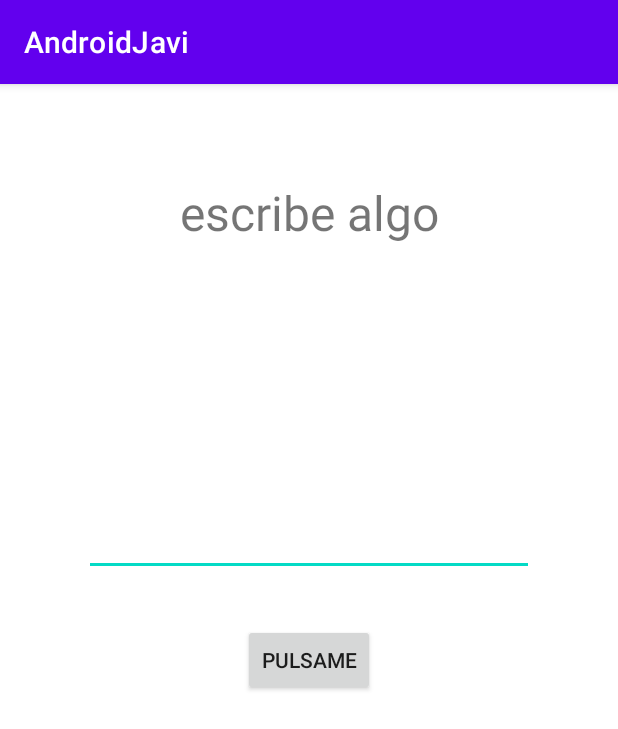
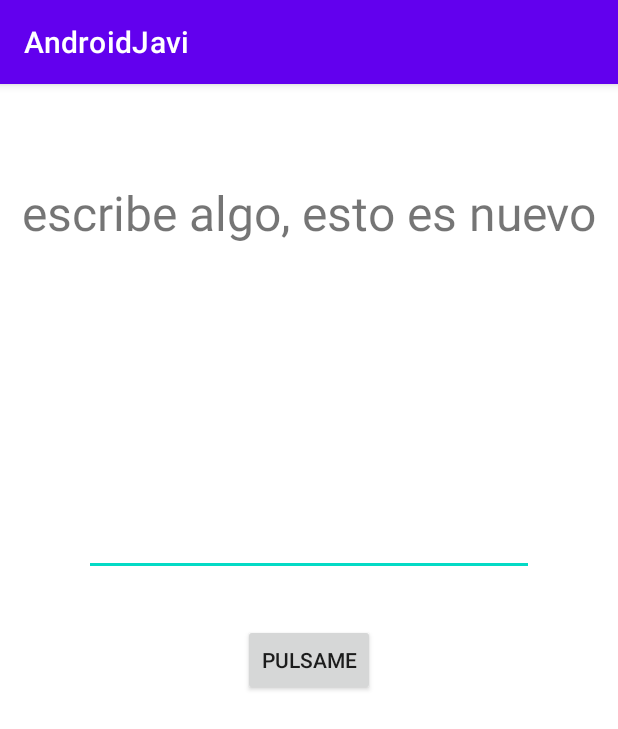
Before and after one commit to javier-manas/CUMN, an Android app: the screen it shows after launch (appPruebaActivity), on a phone screen of 412 x 824 dp. Shown: the top 729 px of the screen. Run offline under Robolectric (Android 15) with nearby library versions, the phone set to English and light mode, and no system bars.

Commit message:
prueba de que va

```diff
--- a/app/src/main/res/layout/activity_app_prueba.xml
+++ b/app/src/main/res/layout/activity_app_prueba.xml
@@ -11,7 +11,7 @@
         android:layout_width="wrap_content"
         android:layout_height="wrap_content"
         android:layout_marginTop="64dp"
-        android:text="escribe algo"
+        android:text="escribe algo, esto es nuevo"
         android:textSize="32sp"
         app:layout_constraintEnd_toEndOf="parent"
         app:layout_constraintStart_toStartOf="parent"
```
